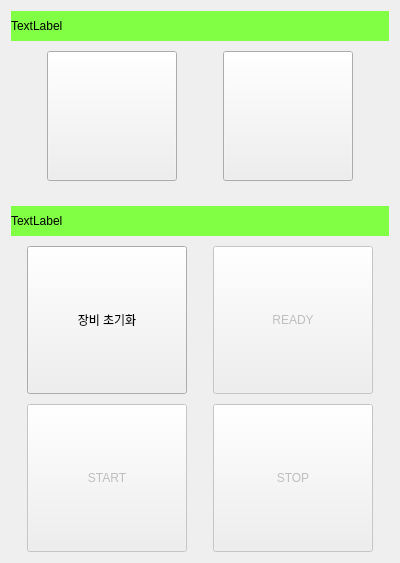
Before: the Qt Designer form Project/src/imaging/ImagingSW/controlpanel.ui in AndaCondaa/Dental_Imaging_SW_System, drawn with Qt 5.
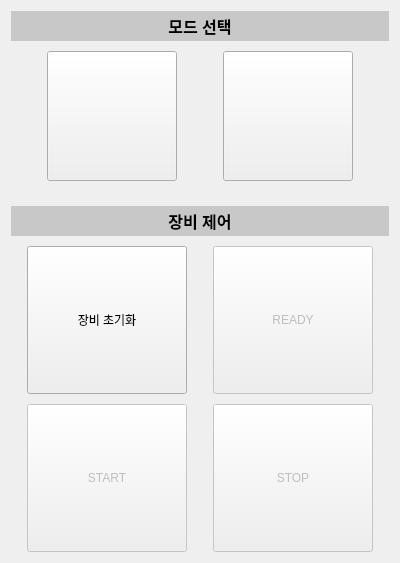
After: the same form once the commit is applied. Icons and pictures are not drawn.

Patch:
```diff
--- a/Project/src/imaging/ImagingSW/controlpanel.ui
+++ b/Project/src/imaging/ImagingSW/controlpanel.ui
@@ -48,11 +48,29 @@
          <height>30</height>
         </size>
        </property>
+       <property name="font">
+        <font>
+         <pointsize>12</pointsize>
+         <bold>true</bold>
+        </font>
+       </property>
        <property name="styleSheet">
-        <string notr="true">background-color: rgb(128, 255, 69);</string>
+        <string notr="true">background-color: rgb(200, 200, 200);</string>
+       </property>
+       <property name="frameShape">
+        <enum>QFrame::NoFrame</enum>
+       </property>
+       <property name="frameShadow">
+        <enum>QFrame::Plain</enum>
        </property>
        <property name="text">
-        <string>TextLabel</string>
+        <string>모드 선택</string>
+       </property>
+       <property name="alignment">
+        <set>Qt::AlignCenter</set>
+       </property>
+       <property name="indent">
+        <number>-1</number>
        </property>
       </widget>
      </item>
@@ -185,11 +203,20 @@
          <height>30</height>
         </size>
        </property>
+       <property name="font">
+        <font>
+         <pointsize>12</pointsize>
+         <bold>true</bold>
+        </font>
+       </property>
        <property name="styleSheet">
-        <string notr="true">background-color: rgb(128, 255, 69);</string>
+        <string notr="true">background-color: rgb(200, 200, 200);</string>
        </property>
        <property name="text">
-        <string>TextLabel</string>
+        <string>장비 제어</string>
+       </property>
+       <property name="alignment">
+        <set>Qt::AlignCenter</set>
        </property>
       </widget>
      </item>
```
Left out of the diff: 3 changed lines with no effect on the pictures.
